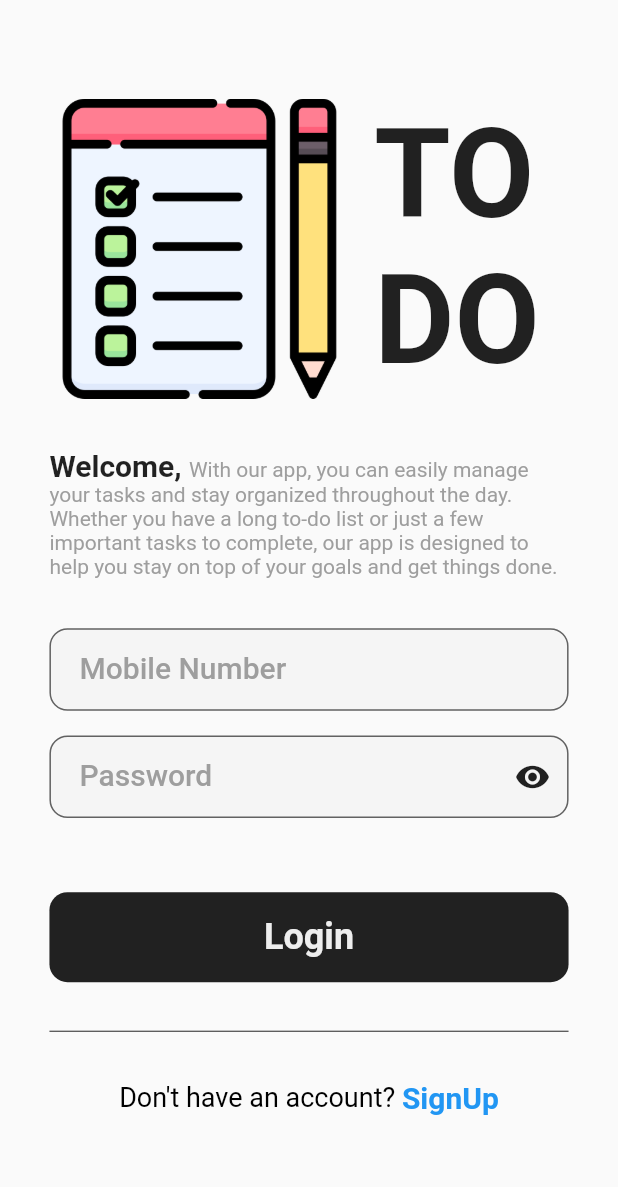
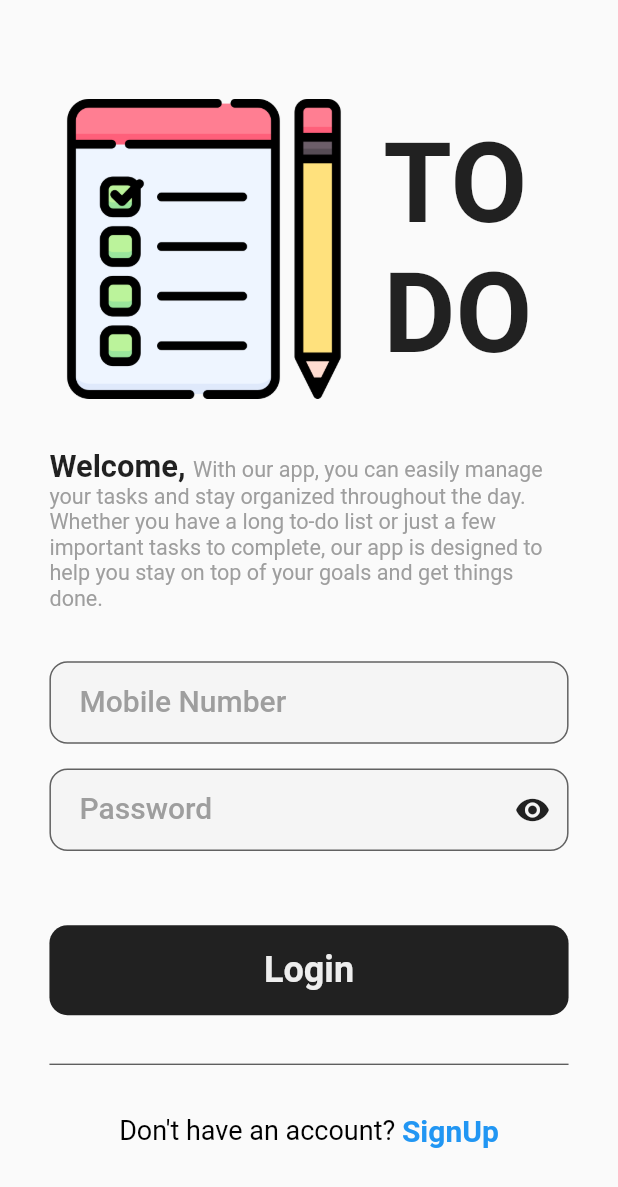
Before and after one commit to jay-isampelliwar/todo_app, a Flutter app: the LoginPage screen opened directly, on a phone screen of 412 x 824 dp. Shown: the top 1187 px of the screen. Run offline on Flutter 3.47's test engine with Material 2 defaults, Android fonts, the phone set to English and light mode, and no system bars; our stand-ins replace bloc, flutter_bloc, hexcolor.

Commit message:
Some Modification

```diff
--- a/lib/features/auth/widgets/todo_label.dart
+++ b/lib/features/auth/widgets/todo_label.dart
@@ -17,13 +17,17 @@ class TodoLabel extends StatelessWidget {
           children: [
             SizedBox(
               height: 200,
-              child: Center(child: Image.asset("lib/assets/todo.png")),
+              child: Center(
+                  child: SizedBox(
+                      height: size.height * 0.4,
+                      width: size.width * 0.5,
+                      child: Image.asset("lib/assets/todo.png"))),
             ),
             constWidthSizedBox(0.04, size.width),
             Text(
               "TO\nDO",
               style: TextStyle(
-                  fontSize: (size.width + size.height / 2) * 0.1,
+                  fontSize: size.width * 0.18,
                   fontWeight: FontWeight.bold,
                   color: AppColors.blackColor),
             ),
@@ -39,7 +43,7 @@ class TodoLabel extends StatelessWidget {
               TextSpan(
                 text: "Welcome, ",
                 style: TextStyle(
-                    fontSize: 20,
+                    fontSize: size.width * 0.05,
                     fontWeight: FontWeight.bold,
                     color: AppColors.blackColor),
               ),
@@ -48,7 +52,7 @@ class TodoLabel extends StatelessWidget {
                     "With our app, you can easily manage your tasks and stay organized throughout the day. Whether you have a long to-do list or just a few important tasks to complete, our app is designed to help you stay on top of your goals and get things done.",
                 style: TextStyle(
                   color: AppColors.greyTextColor,
-                  fontSize: 14,
+                  fontSize: size.width * 0.035,
                 ),
               ),
             ],
```
